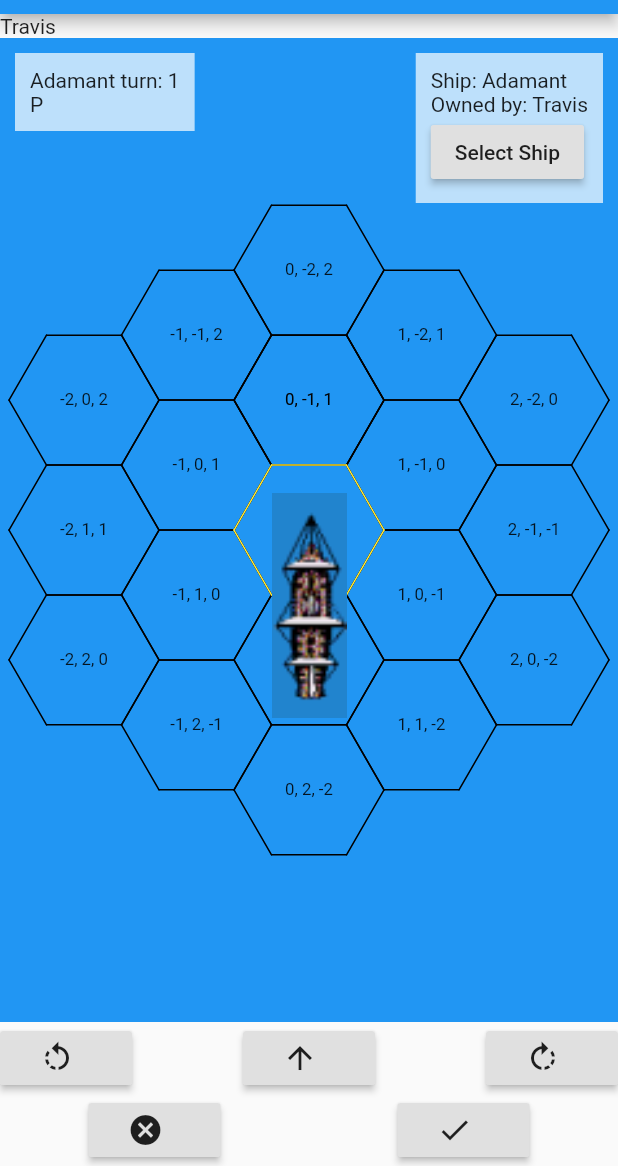
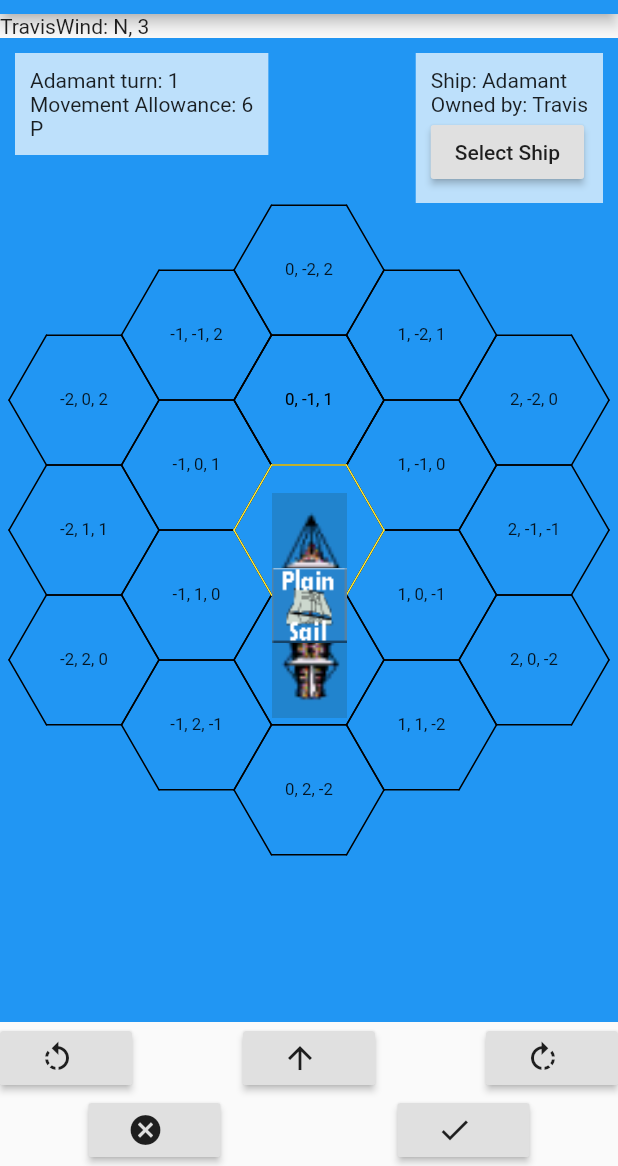
Before and after one commit to thetrav/boats, a Flutter app: the screen it shows after launch, after a tap on the "rotate left" icon, on a phone screen of 412 x 824 dp, the part 70-1236 px from its top. Run offline on Flutter 3.47's test engine with Material 2 defaults, Android fonts, the phone set to English and light mode, and no system bars; our stand-ins replace after_layout; missing offline and left inert: matrix_gesture_detector.

Commit message:
Distinct image per sail state, wind, MDT

```diff
--- a/lib/components/ship_entity.dart
+++ b/lib/components/ship_entity.dart
@@ -1,4 +1,6 @@
 import 'dart:math';
+import 'package:boats/game/headings.dart';
+import 'package:boats/game/sail_state.dart';
 import 'package:flutter/material.dart';
 
 import 'entitiy.dart';
@@ -9,23 +11,44 @@ const turnAngle = 1.0472;
 class ShipEntity extends Entity {
   final Ship ship;
 
-  String get image => "assets/images/${ship.shipClass} MS.png";
-  int get heading => ship.heading;
+  String get sail => ship.sail == DOWN || ship.sail == FIGHTING ? "FS" : "MS";
+
+  String get image => "assets/images/${ship.shipClass} ${sail}.png";
+  String get fsCounter => "assets/images/plainsail.png";
+  Heading get heading => ship.heading;
 
   ShipEntity(this.ship);
 
   @override
   Widget render(BuildContext c, Point size) {
     final transform = Matrix4.identity()
-      ..rotateZ(turnAngle*heading)
+      ..rotateZ(turnAngle*heading.index)
       ..translate(-size.x / 2, -size.y / 2, 0);
     return Container(
       transform: transform,
       alignment: Alignment.center,
-      child: Image.asset(image,
-        fit: BoxFit.fill,
-        width: size.x,
-        height: size.y * 3,
+      width: size.x,
+      height: size.y*3,
+      child: Stack(
+        children: [
+          Positioned(
+            top: 0, left: 0,
+            child: Image.asset(image,
+              fit: BoxFit.fill,
+              width: size.x,
+              height: size.y * 3,
+            )
+          ),
+          Positioned(
+            top:size.x,
+            left:0,
+            child: Image.asset(fsCounter,
+              fit: BoxFit.fill,
+              width: size.x,
+              height: size.y
+            )
+          )
+        ]
       )
     );
   }
--- /dev/null
+++ b/lib/csv.dart
@@ -0,0 +1,13 @@
+
+
+List<Map<String, String>> read(String source) {
+  final List<List<String>>lines = source.replaceAll("\r", "").split("\n").map((l)=> l.split(",")).toList();
+  final headers = lines.first;
+  return lines.sublist(1).map((list) {
+    final row = Map<String, String>();
+    List<int>.generate(headers.length, (i) => i).forEach((i) {
+      row[headers[i]] = list[i];
+    });
+    return row;
+  }).toList();
+}
--- a/lib/game/game.dart
+++ b/lib/game/game.dart
@@ -2,6 +2,7 @@ import 'package:boats/game/ship.dart';
 
 import 'player.dart';
 import 'turn.dart';
+import 'wind.dart';
 
 class Game {
   int turnCount = 1;
@@ -9,12 +10,20 @@ class Game {
   Player player;
   List<Player> players;
   List<Ship> ships;
+  Wind wind;
 
   Game({
     this.ships,
     this.players,
-    this.player
-  });
+    this.player,
+    this.wind
+  }) {
+    this.ships.forEach((s)=> s.turns.add(Turn(
+      ship: s,
+      wind: wind,
+      turnNumber: turnCount
+    )));
+  }
 
   Turn currentTurn(String shipId) => ships.firstWhere((s)=> s.shipId == shipId).turns.first;
 
@@ -24,7 +33,8 @@ class Game {
     ships.forEach((s) =>
       s.turns.insert(0, Turn(
         turnNumber: turnCount,
-        shipId: s.shipId
+        ship: s,
+        wind: wind
       ))
     );
   }
--- /dev/null
+++ b/lib/game/headings.dart
@@ -0,0 +1,33 @@
+
+import 'dart:math';
+
+import 'package:boats/hex/hex_coords.dart';
+
+const N  = Heading(0, "N",  Hex(0,-1));
+const NE = Heading(1, "NE", Hex(1,-1));
+const SE = Heading(2, "SE", Hex(1,0));
+const S  = Heading(3, "S",  Hex(0,1));
+const SW = Heading(4, "SW", Hex(-1,1));
+const NW = Heading(5, "NW", Hex(-1,0));
+
+const HEADINGS = [
+  N, NE, SE, S, SW, NW
+];
+
+class Heading {
+  final int index;
+  final String label;
+  final Hex direction;
+  const Heading(this.index, this.label, this.direction);
+
+  static Heading from(Point d) =>
+    HEADINGS.firstWhere((h) => h.direction == d);
+
+  Heading get port => index == 0 ?
+    HEADINGS.last :
+    HEADINGS[index-1];
+
+  Heading get starboard => index == HEADINGS.length-1 ?
+    HEADINGS.first :
+    HEADINGS[index+1];
+}
--- /dev/null
+++ b/lib/game/sail_state.dart
@@ -0,0 +1,15 @@
+
+const DOWN = Sail(0,"furl/d");
+const FIGHTING = Sail(1,"FS");
+const MEDIUM = Sail(2, "MS");
+const PLAIN = Sail(3, "PS");
+
+const SAIL_STATES = [
+  DOWN, FIGHTING, MEDIUM, PLAIN
+];
+
+class Sail {
+  final int index;
+  final String name;
+  const Sail(this.index, this.name);
+}
--- a/lib/game/ship.dart
+++ b/lib/game/ship.dart
@@ -1,14 +1,23 @@
+import 'package:boats/game/tables.dart';
+import 'package:boats/game/wind.dart';
 import 'package:boats/hex/hex_coords.dart';
 
+import 'headings.dart';
+import 'sail_state.dart';
 import 'turn.dart';
 
 class Ship {
   String shipId;
   String shipClass;
   String playerName;
-  List<Turn> turns;
+  List<Turn> turns = <Turn>[];
   Hex position;
-  int heading;
+  Heading heading;
+  String movementType;
+  Sail sail;
+
+  int riggingDamage = 0;
+  int get riggingSections => 4;
 
   Ship({
     this.shipId,
@@ -16,22 +25,27 @@ class Ship {
     this.shipClass,
     this.position,
     this.heading,
-    int turnCount}) {
-    turns = [Turn(
-      turnNumber: turnCount, shipId:shipId
-    )];
-  }
+    this.movementType,
+    this.sail});
+
+  int moveAllowance(Wind wind) =>
+    MovementDeterminationTable.movementAllowance(
+      movementType,
+      riggingSections,
+      sail,
+      wind,
+      wind.windFacing(heading));
 
   void turnPort() {
-    heading = heading == 0 ? 5 : heading - 1;
+    heading = heading.port;
   }
 
   void turnStarboard() {
-    heading = heading == 5 ? 0 : heading + 1;
+    heading = heading.starboard;
   }
 
   void advance(int count) {
-    final change = Hex.directions[heading] * count;
+    final change = heading.direction * count;
     position = position + change;
   }
 }
--- /dev/null
+++ b/lib/game/tables.dart
@@ -0,0 +1,55 @@
+import 'package:boats/game/wind.dart';
+
+import 'sail_state.dart';
+import 'package:boats/csv.dart' as csv;
+
+
+class MovementDeterminationTable {
+  static MovementDeterminationTable instance;
+  final Map<String, Map<WindFacing, int>> tableMap =
+    Map<String,Map<WindFacing, int>>();
+
+  Map<WindFacing, int> split(String data) {
+    final row = data.split("-").map((s) => int.parse(s)).toList();
+    return {
+      LUFFING: row[0],
+      CLOSE_HAULED: row[1],
+      BROAD_REACHING: row[2],
+      RUNNING: row[3]
+    };
+  }
+
+  MovementDeterminationTable(String table) {
+    csv.read(table).forEach((row) {
+      String key = [
+        row["Movement Type"],
+        row["Rigging Sections Left"],
+        row["Sail State"],
+      ].join("-");
+      tableMap["$key-0"] = split(row["0-Calm"]);
+      tableMap["$key-1"] = split(row["1-V.Light"]);
+      tableMap["$key-2"] = split(row["2-Light"]);
+      tableMap["$key-3"] = split(row["3-Moderate"]);
+      tableMap["$key-4"] = split(row["4-Heavy"]);
+      tableMap["$key-5"] = split(row["5-Tempest"]);
+    });
+  }
+
+  static int movementAllowance(String movementType,
+    int riggingSections,
+    Sail sailState,
+    Wind wind,
+    WindFacing facing
+  ) {
+    if(sailState == DOWN) {
+      return 0;
+    }
+    final key = [
+      movementType,
+      "$riggingSections",
+      sailState.name,
+      wind.strength
+    ].join("-");
+    return instance.tableMap[key][facing];
+  }
+}
--- a/lib/game/turn.dart
+++ b/lib/game/turn.dart
@@ -1,11 +1,20 @@
+import 'package:boats/game/wind.dart';
 
+import 'ship.dart';
 
 class Turn {
   final int turnNumber;
-  final String shipId;
+  final Ship ship;
+  final Wind wind;
   final plan = Plan();
   Result result;
-  Turn({this.turnNumber, this.shipId});
+  Turn({
+    this.turnNumber,
+    this.ship,
+    this.wind
+  });
+
+  int movementAllowance() => ship.moveAllowance(wind);
 }
 
 class Plan {
@@ -13,8 +22,6 @@ class Plan {
   //1-9 foreward n hexes
   //p/s turn port or starboard
   List<String> movement = [];
-
-
 }
 
 class Result {
--- /dev/null
+++ b/lib/game/wind.dart
@@ -0,0 +1,34 @@
+import 'headings.dart';
+
+class Wind {
+  //0 to 5
+  final int strength;
+  final Heading direction;
+
+  const Wind(this.direction, this.strength);
+
+  WindFacing windFacing(Heading heading) {
+    if(direction == heading) {
+      return RUNNING;
+    }
+    if(direction.direction == heading.direction * -1) {
+      return LUFFING;
+    }
+    if(direction == heading.port || direction == heading.starboard) {
+      return BROAD_REACHING;
+    }
+    return CLOSE_HAULED;
+  }
+}
+
+const RUNNING = WindFacing("R", "Running");
+const LUFFING = WindFacing("L", "Luffing");
+const BROAD_REACHING = WindFacing("B", "Broad-Reaching");
+const CLOSE_HAULED = WindFacing("C", "Close-Hauled");
+
+class WindFacing {
+  final String id;
+  final String longName;
+
+  const WindFacing(this.id, this.longName);
+}
--- a/lib/headings.dart
+++ /dev/null
@@ -1,7 +0,0 @@
-
-const N = 0;
-const NE = 1;
-const SE = 2;
-const S = 3;
-const SW = 4;
-const NW = 5;
--- a/lib/hex/hex_coords.dart
+++ b/lib/hex/hex_coords.dart
@@ -84,7 +84,7 @@ class Hex {
 
   Hex operator *(int k) => Hex(q * k, r * k);
 
-  Hex(this._q, this._r);
+  const Hex(this._q, this._r);
 
   factory Hex.fromPoint(HexLayout layout, Point p) {
     Point size = layout.size;
--- a/lib/main.dart
+++ b/lib/main.dart
@@ -1,17 +1,21 @@
 import 'package:boats/game/game.dart';
+import 'package:boats/game/sail_state.dart';
+import 'package:boats/game/tables.dart';
 import 'package:flutter/material.dart';
 
+import 'game/wind.dart';
 import 'views/game_controller.dart';
 import 'game/player.dart';
 import 'game/ship.dart';
 import 'hex/hex_coords.dart';
-import 'headings.dart';
+import 'game/headings.dart';
 
 const int HEX_SIZE = 50;
 
 void main() {
   final List<Player> players = [Player("Travis"), Player("Phil")];
   runApp(Application(Game(
+    wind: Wind(N, 3),
     players: players,
     player: players.first,
     ships: [
@@ -21,7 +25,8 @@ void main() {
         shipClass: "Class 1",
         position: Hex(0,0),
         heading: N,
-        turnCount: 01
+        sail: PLAIN,
+        movementType: "L-F"
       ),
       Ship(
         playerName: players[0].name,
@@ -29,7 +34,8 @@ void main() {
         shipClass: "Class 2",
         position: Hex(0,-5),
         heading: N,
-        turnCount: 01
+        sail: PLAIN,
+        movementType: "L-F"
       ),
       Ship(
         playerName: players[1].name,
@@ -37,7 +43,8 @@ void main() {
         shipClass: "Class 3",
         position: Hex(3,-13),
         heading: S,
-        turnCount: 01
+        sail: PLAIN,
+        movementType: "L-F"
       ),
       Ship(
         playerName: players[1].name,
@@ -45,7 +52,8 @@ void main() {
         shipClass: "Class 4",
         position: Hex(3,-16),
         heading: S,
-        turnCount: 01
+        sail: PLAIN,
+        movementType: "L-F"
       )
     ]
   )));
@@ -73,7 +81,37 @@ class Application extends StatelessWidget {
         title: Text("Boats!"),
         centerTitle: true,
       ),
-      body: GameController(game, HEX_SIZE)
+      body: LoadAssets((c)=> GameController(game, HEX_SIZE))
     )
   );
 }
+
+class LoadAssets extends StatelessWidget {
+  final Widget Function(BuildContext) builder;
+
+  LoadAssets(this.builder);
+
+  Future load(BuildContext c) {
+    return DefaultAssetBundle.of(c)
+      .loadString("assets/tables/movement_determination.csv").then((s)=>
+        MovementDeterminationTable.instance = MovementDeterminationTable(s)
+      ).catchError((e, StackTrace s) { print("$s"); throw e;});
+  }
+
+  @override
+  Widget build(BuildContext context) => FutureBuilder(
+    future: load(context),
+    builder: (context, snapshot) {
+      if(snapshot.hasError) {
+        return Center(child: Text("Error ${snapshot.error}"));
+      }
+      if(snapshot.hasData) {
+        return builder(context);
+      }
+      return Center(child: Column(children: [
+        CircularProgressIndicator(),
+        Text("Loading")
+      ]));
+    }
+  );
+}
--- a/lib/views/game_controller.dart
+++ b/lib/views/game_controller.dart
@@ -32,6 +32,7 @@ class _GameControllerState extends State<GameController> {
   Ship currentShip;
   Hex selectedHex;
   int get hexSize => widget.hexSize;
+  bool loading;
 
   @override
   void initState() {
@@ -96,9 +97,13 @@ class _GameControllerState extends State<GameController> {
 
     return Column(
       children: [
-        Row(children:[
-          Text("${game.player.name}")
-        ]),
+        Row(
+          mainAxisSize: MainAxisSize.max,
+          children:[
+            Text("${game.player.name}"),
+            Text("Wind: ${game.wind.direction.label}, ${game.wind.strength}")
+          ]
+        ),
         Expanded(
           child: ConstrainedGesturePanel(
             builder: (context, matrix, width, height) => ScrollableHexGrid(
--- a/lib/views/turn_plan_panel.dart
+++ b/lib/views/turn_plan_panel.dart
@@ -12,7 +12,8 @@ class TurnPlanPanel extends StatelessWidget {
     crossAxisAlignment: CrossAxisAlignment.start,
     children:
     [
-      "${turn.shipId} turn: ${turn.turnNumber}"
+      "${turn.ship.shipId} turn: ${turn.turnNumber}",
+      "Movement Allowance: ${turn.movementAllowance()}"
     ].map(text).toList() +
       turn.plan.movement.map(
           (s)=> Text(s)
--- a/pubspec.yaml
+++ b/pubspec.yaml
@@ -24,3 +24,4 @@ flutter:
   uses-material-design: true
   assets:
     - assets/images/
+    - assets/tables/
```
Also changed, not shown: assets/tables/movement_determination.csv (added, +8 -0 lines).
